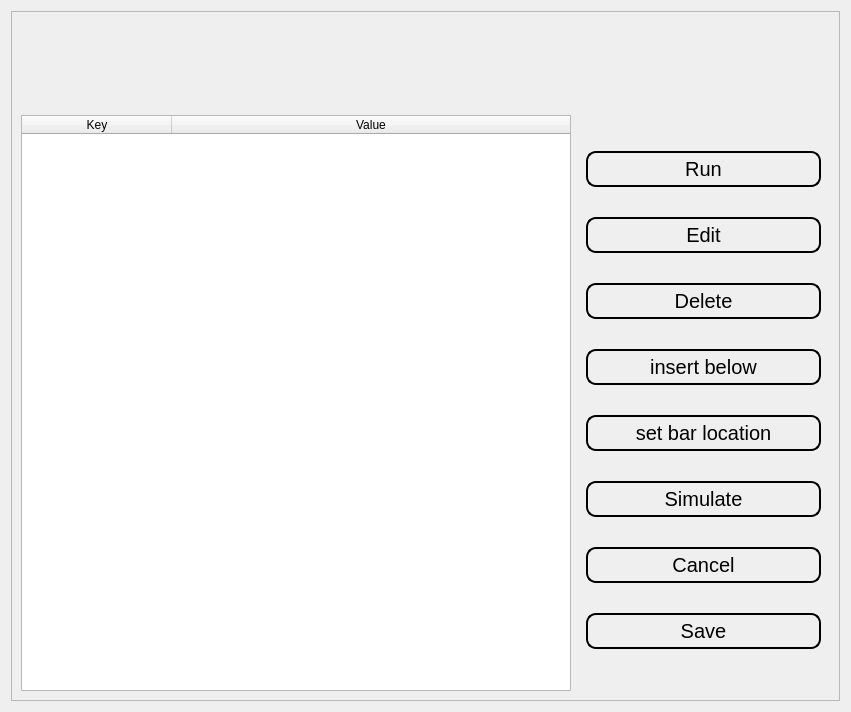
Before: the Qt Designer form ui/edite.ui in Achu-Worifung/quickMove, drawn with Qt 5.
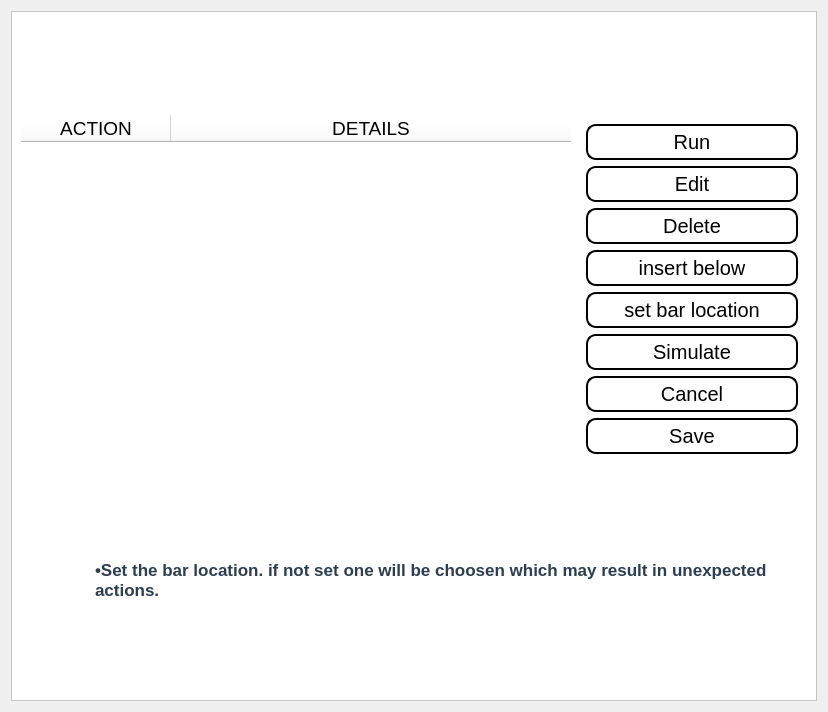
After: the same form once the commit is applied. Icons and pictures are not drawn.

```diff
--- a/ui/edite.ui
+++ b/ui/edite.ui
@@ -6,7 +6,7 @@
    <rect>
     <x>0</x>
     <y>0</y>
-    <width>851</width>
+    <width>828</width>
     <height>712</height>
    </rect>
   </property>
@@ -16,6 +16,9 @@
   <layout class="QVBoxLayout" name="verticalLayout">
    <item>
     <widget class="QScrollArea" name="scrollArea">
+     <property name="styleSheet">
+      <string notr="true">background-color:rgb(255, 255, 255);</string>
+     </property>
      <property name="widgetResizable">
       <bool>true</bool>
      </property>
@@ -24,62 +27,24 @@
        <rect>
         <x>0</x>
         <y>0</y>
-        <width>831</width>
+        <width>808</width>
         <height>692</height>
        </rect>
       </property>
       <property name="styleSheet">
-       <string notr="true">#scrollAreaWidgetContents
-{
-border:none;
-}</string>
+       <string notr="true">border:none</string>
       </property>
       <layout class="QGridLayout" name="gridLayout">
-       <item row="0" column="0" alignment="Qt::AlignHCenter">
-        <widget class="QWidget" name="widget" native="true">
-         <property name="minimumSize">
-          <size>
-           <width>500</width>
-           <height>75</height>
-          </size>
-         </property>
-         <property name="maximumSize">
-          <size>
-           <width>1000</width>
-           <height>16777215</height>
-          </size>
-         </property>
-         <property name="font">
-          <font>
-           <pointsize>20</pointsize>
-          </font>
-         </property>
-         <layout class="QVBoxLayout" name="verticalLayout_3">
-          <item>
-           <widget class="QLabel" name="title">
-            <property name="minimumSize">
-             <size>
-              <width>500</width>
-              <height>70</height>
-             </size>
-            </property>
-            <property name="font">
-             <font>
-              <pointsize>20</pointsize>
-             </font>
-            </property>
-            <property name="text">
-             <string/>
-            </property>
-           </widget>
-          </item>
-         </layout>
-        </widget>
-       </item>
        <item row="1" column="0">
         <layout class="QHBoxLayout" name="horizontalLayout">
          <item>
           <widget class="QTableWidget" name="table">
+           <property name="sizePolicy">
+            <sizepolicy hsizetype="Expanding" vsizetype="Preferred">
+             <horstretch>0</horstretch>
+             <verstretch>0</verstretch>
+            </sizepolicy>
+           </property>
            <property name="minimumSize">
             <size>
              <width>330</width>
@@ -94,7 +59,8 @@
            </property>
            <property name="font">
             <font>
-             <pointsize>9</pointsize>
+             <family>MS Shell Dlg 2</family>
+             <pointsize>14</pointsize>
             </font>
            </property>
            <property name="sizeAdjustPolicy">
@@ -120,11 +86,11 @@
            </attribute>
            <column>
             <property name="text">
-             <string>Key</string>
+             <string>ACTION</string>
             </property>
             <property name="font">
              <font>
-              <pointsize>9</pointsize>
+              <pointsize>14</pointsize>
              </font>
             </property>
             <property name="textAlignment">
@@ -133,11 +99,11 @@
            </column>
            <column>
             <property name="text">
-             <string>Value</string>
+             <string>DETAILS</string>
             </property>
             <property name="font">
              <font>
-              <pointsize>9</pointsize>
+              <pointsize>14</pointsize>
              </font>
             </property>
             <property name="textAlignment">
@@ -146,7 +112,7 @@
            </column>
           </widget>
          </item>
-         <item>
+         <item alignment="Qt::AlignTop">
           <widget class="QWidget" name="widget_2" native="true">
            <property name="minimumSize">
             <size>
@@ -206,6 +172,16 @@
               <property name="text">
                <string>Run</string>
               </property>
+              <property name="icon">
+               <iconset>
+                <normaloff>../../../../Downloads/103341_run_server_icon.ico</normaloff>../../../../Downloads/103341_run_server_icon.ico</iconset>
+              </property>
+              <property name="iconSize">
+               <size>
+                <width>30</width>
+                <height>30</height>
+               </size>
+              </property>
              </widget>
             </item>
             <item row="2" column="0">
@@ -243,6 +219,16 @@
               <property name="text">
                <string>Edit</string>
               </property>
+              <property name="icon">
+               <iconset>
+                <normaloff>../../../../Downloads/icons/100166_configure_icon.ico</normaloff>../../../../Downloads/icons/100166_configure_icon.ico</iconset>
+              </property>
+              <property name="iconSize">
+               <size>
+                <width>30</width>
+                <height>30</height>
+               </size>
+              </property>
              </widget>
             </item>
             <item row="3" column="0">
@@ -282,6 +268,16 @@
               <property name="text">
                <string>Delete</string>
               </property>
+              <property name="icon">
+               <iconset>
+                <normaloff>../../../../Downloads/8664938_trash_can_delete_remove_icon.ico</normaloff>../../../../Downloads/8664938_trash_can_delete_remove_icon.ico</iconset>
+              </property>
+              <property name="iconSize">
+               <size>
+                <width>30</width>
+                <height>30</height>
+               </size>
+              </property>
              </widget>
             </item>
             <item row="4" column="0">
@@ -307,6 +303,16 @@
               <property name="text">
                <string>insert below</string>
               </property>
+              <property name="icon">
+               <iconset>
+                <normaloff>../../../../Downloads/9044602_insert_page_icon.ico</normaloff>../../../../Downloads/9044602_insert_page_icon.ico</iconset>
+              </property>
+              <property name="iconSize">
+               <size>
+                <width>30</width>
+                <height>30</height>
+               </size>
+              </property>
              </widget>
             </item>
             <item row="6" column="0">
@@ -343,6 +349,16 @@
               <property name="text">
                <string>Simulate</string>
               </property>
+              <property name="icon">
+               <iconset>
+                <normaloff>../../../../Downloads/9027084_robot_thin_icon.ico</normaloff>../../../../Downloads/9027084_robot_thin_icon.ico</iconset>
+              </property>
+              <property name="iconSize">
+               <size>
+                <width>30</width>
+                <height>30</height>
+               </size>
+              </property>
              </widget>
             </item>
             <item row="8" column="0">
@@ -382,6 +398,16 @@
               <property name="text">
                <string>Save</string>
               </property>
+              <property name="icon">
+               <iconset>
+                <normaloff>../../../../Downloads/3994354_arrow_download_downloading_interface_save_icon.ico</normaloff>../../../../Downloads/3994354_arrow_download_downloading_interface_save_icon.ico</iconset>
+              </property>
+              <property name="iconSize">
+               <size>
+                <width>30</width>
+                <height>30</height>
+               </size>
+              </property>
              </widget>
             </item>
             <item row="7" column="0">
@@ -406,6 +432,16 @@
               <property name="text">
                <string>Cancel</string>
               </property>
+              <property name="icon">
+               <iconset>
+                <normaloff>../../../../Downloads/103500_cancel_document_sans_icon.ico</normaloff>../../../../Downloads/103500_cancel_document_sans_icon.ico</iconset>
+              </property>
+              <property name="iconSize">
+               <size>
+                <width>30</width>
+                <height>30</height>
+               </size>
+              </property>
              </widget>
             </item>
             <item row="5" column="0">
@@ -422,6 +458,16 @@
               <property name="text">
                <string>set bar location</string>
               </property>
+              <property name="icon">
+               <iconset>
+                <normaloff>../../../../Downloads/3586361_location_map_navigation_pointer_icon.ico</normaloff>../../../../Downloads/3586361_location_map_navigation_pointer_icon.ico</iconset>
+              </property>
+              <property name="iconSize">
+               <size>
+                <width>30</width>
+                <height>30</height>
+               </size>
+              </property>
              </widget>
             </item>
            </layout>
@@ -429,6 +475,128 @@
          </item>
         </layout>
        </item>
+       <item row="0" column="0" alignment="Qt::AlignLeft">
+        <widget class="QWidget" name="widget" native="true">
+         <property name="minimumSize">
+          <size>
+           <width>500</width>
+           <height>75</height>
+          </size>
+         </property>
+         <property name="maximumSize">
+          <size>
+           <width>1000</width>
+           <height>16777215</height>
+          </size>
+         </property>
+         <property name="font">
+          <font>
+           <pointsize>20</pointsize>
+          </font>
+         </property>
+         <layout class="QVBoxLayout" name="verticalLayout_3">
+          <item alignment="Qt::AlignLeft">
+           <widget class="QLabel" name="title">
+            <property name="minimumSize">
+             <size>
+              <width>500</width>
+              <height>70</height>
+             </size>
+            </property>
+            <property name="font">
+             <font>
+              <pointsize>20</pointsize>
+              <weight>75</weight>
+              <bold>true</bold>
+             </font>
+            </property>
+            <property name="text">
+             <string/>
+            </property>
+           </widget>
+          </item>
+         </layout>
+        </widget>
+       </item>
+       <item row="2" column="0">
+        <widget class="QWidget" name="widget_3" native="true">
+         <property name="sizePolicy">
+          <sizepolicy hsizetype="Preferred" vsizetype="Expanding">
+           <horstretch>0</horstretch>
+           <verstretch>0</verstretch>
+          </sizepolicy>
+         </property>
+         <layout class="QHBoxLayout" name="horizontalLayout_2">
+          <item alignment="Qt::AlignTop">
+           <widget class="QWidget" name="widget_5" native="true">
+            <property name="maximumSize">
+             <size>
+              <width>100</width>
+              <height>16777215</height>
+             </size>
+            </property>
+            <layout class="QVBoxLayout" name="verticalLayout_2">
+             <item>
+              <widget class="QPushButton" name="pushButton">
+               <property name="maximumSize">
+                <size>
+                 <width>100</width>
+                 <height>16777215</height>
+                </size>
+               </property>
+               <property name="text">
+                <string/>
+               </property>
+               <property name="icon">
+                <iconset>
+                 <normaloff>../../../../Downloads/3802018_data_detail_info_resource_service_icon.ico</normaloff>../../../../Downloads/3802018_data_detail_info_resource_service_icon.ico</iconset>
+               </property>
+               <property name="iconSize">
+                <size>
+                 <width>40</width>
+                 <height>40</height>
+                </size>
+               </property>
+              </widget>
+             </item>
+            </layout>
+           </widget>
+          </item>
+          <item>
+           <widget class="QWidget" name="widget_4" native="true">
+            <property name="sizePolicy">
+             <sizepolicy hsizetype="Expanding" vsizetype="Preferred">
+              <horstretch>0</horstretch>
+              <verstretch>0</verstretch>
+             </sizepolicy>
+            </property>
+            <layout class="QVBoxLayout" name="verticalLayout_4">
+             <item>
+              <widget class="QLabel" name="label">
+               <property name="font">
+                <font>
+                 <pointsize>13</pointsize>
+                 <weight>75</weight>
+                 <bold>true</bold>
+                </font>
+               </property>
+               <property name="styleSheet">
+                <string notr="true">color:rgb(45, 62, 80)</string>
+               </property>
+               <property name="text">
+                <string>•Set the bar location. if not set one will be choosen which may result in unexpected actions.  </string>
+               </property>
+               <property name="wordWrap">
+                <bool>true</bool>
+               </property>
+              </widget>
+             </item>
+            </layout>
+           </widget>
+          </item>
+         </layout>
+        </widget>
+       </item>
       </layout>
      </widget>
     </widget>
```
